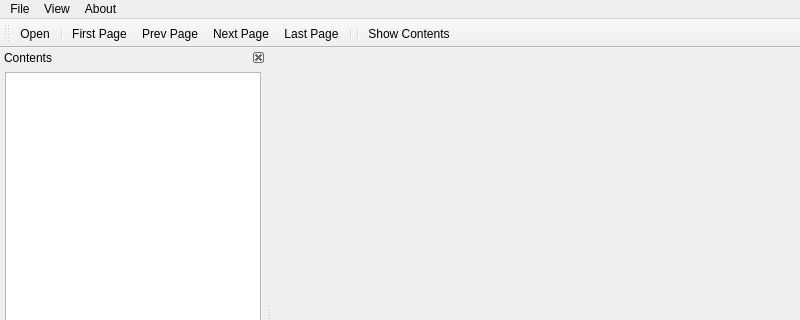
royqh1979/QComicViewer, file mainwindow.ui: the form before one commit; both pictures show x 0 to 800 and y 0 to 320 of the 800 by 600 pixel window.
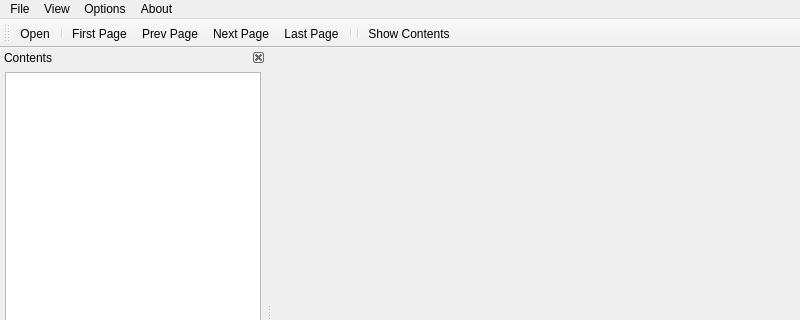
The form after the commit.

The edit to the form file:
```diff
--- a/mainwindow.ui
+++ b/mainwindow.ui
@@ -58,8 +58,15 @@
     </property>
     <addaction name="actionAbout"/>
    </widget>
+   <widget class="QMenu" name="menuOptions">
+    <property name="title">
+     <string>Options</string>
+    </property>
+    <addaction name="actionOptions"/>
+   </widget>
    <addaction name="menuFile"/>
    <addaction name="menuView"/>
+   <addaction name="menuOptions"/>
    <addaction name="menuAbout"/>
   </widget>
   <widget class="QStatusBar" name="statusbar"/>
```
Left out of the diff: 8 changed lines with no effect on the pictures.
